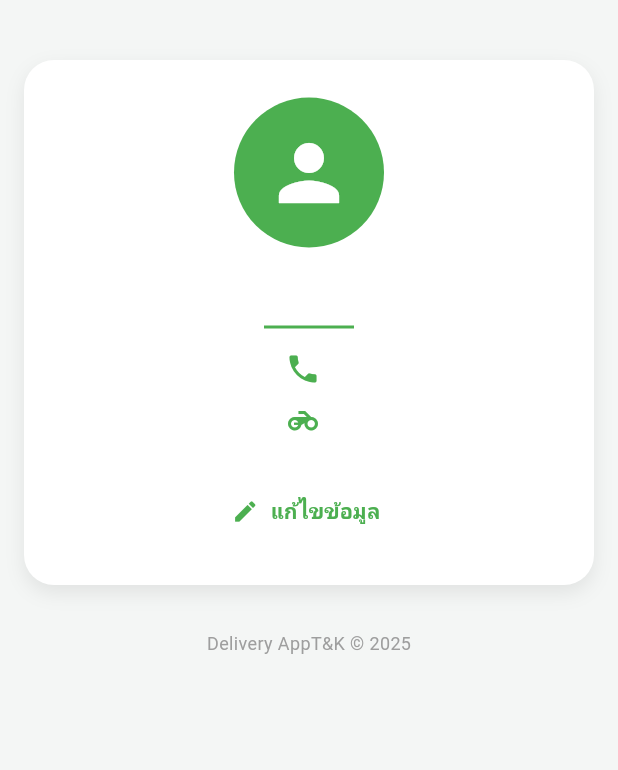
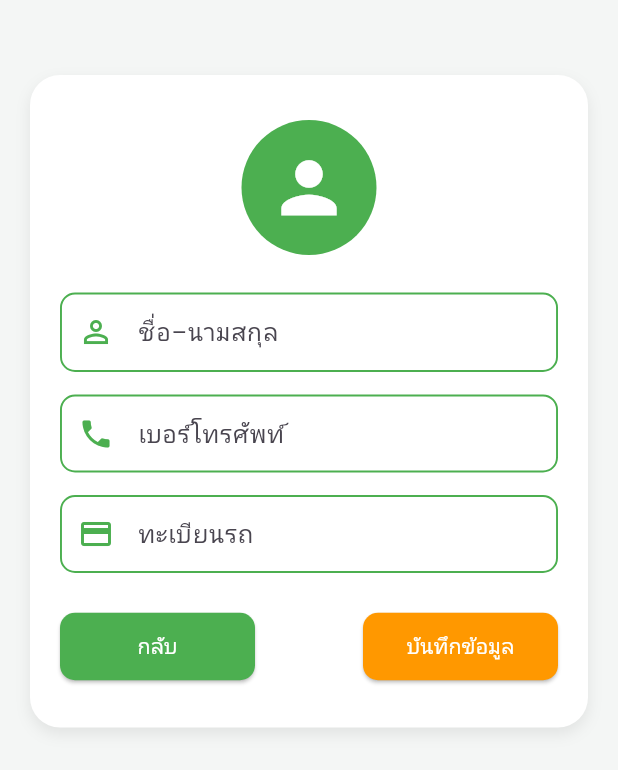
Before and after one commit to Chakhieyw/delivery_frontend, a Flutter app: the RiderProfilePage screen opened directly, after a tap on "แก้ไขข้อมูล", on a phone screen of 412 x 824 dp. Shown: the top 770 px of the screen. Run offline on Flutter 3.47's test engine with Material 3 defaults, Android fonts, the phone set to English and light mode, and no system bars; our stand-ins replace cloud_firestore, firebase_auth, firebase_core, firebase_storage, flutter_map, geolocator and 2 more; accounts and stored records are empty.

Commit message:
profile_rider

```diff
--- /dev/null
+++ b/lib/page/edit_profile_rider.dart
@@ -0,0 +1,235 @@
+import 'package:flutter/material.dart';
+import 'package:cloud_firestore/cloud_firestore.dart';
+import 'package:firebase_auth/firebase_auth.dart';
+
+class EditProfileRiderPage extends StatefulWidget {
+  const EditProfileRiderPage({super.key});
+
+  @override
+  State<EditProfileRiderPage> createState() => _EditProfileRiderPageState();
+}
+
+class _EditProfileRiderPageState extends State<EditProfileRiderPage> {
+  final _auth = FirebaseAuth.instance;
+  final _firestore = FirebaseFirestore.instance;
+
+  final _nameController = TextEditingController();
+  final _phoneController = TextEditingController();
+  final _plateController = TextEditingController();
+
+  bool _isLoading = false;
+
+  @override
+  void initState() {
+    super.initState();
+    fetchRiderData();
+  }
+
+  Future<void> fetchRiderData() async {
+    final user = _auth.currentUser;
+    if (user == null) return;
+
+    try {
+      final doc = await _firestore.collection('riders').doc(user.uid).get();
+      if (doc.exists) {
+        _nameController.text = doc['name'] ?? '';
+        _phoneController.text = doc['phone'] ?? '';
+        _plateController.text = doc['plate'] ?? '';
+      }
+    } catch (e) {
+      print("Error loading rider data: $e");
+    }
+  }
+
+  Future<void> saveProfile() async {
+    final user = _auth.currentUser;
+    if (user == null) return;
+
+    if (_nameController.text.isEmpty ||
+        _phoneController.text.isEmpty ||
+        _plateController.text.isEmpty) {
+      ScaffoldMessenger.of(context).showSnackBar(
+        const SnackBar(content: Text("⚠️ กรุณากรอกข้อมูลให้ครบถ้วน")),
+      );
+      return;
+    }
+
+    setState(() => _isLoading = true);
+
+    try {
+      await _firestore.collection('riders').doc(user.uid).update({
+        'name': _nameController.text,
+        'phone': _phoneController.text,
+        'plate': _plateController.text,
+      });
+
+      ScaffoldMessenger.of(context).showSnackBar(
+        const SnackBar(content: Text("✅ บันทึกข้อมูลสำเร็จ")),
+      );
+
+      Navigator.pop(context); // กลับไปหน้าโปรไฟล์
+    } catch (e) {
+      print("Error updating profile: $e");
+      ScaffoldMessenger.of(context).showSnackBar(
+        const SnackBar(content: Text("❌ เกิดข้อผิดพลาดในการบันทึกข้อมูล")),
+      );
+    } finally {
+      setState(() => _isLoading = false);
+    }
+  }
+
+  @override
+  Widget build(BuildContext context) {
+    return Scaffold(
+      backgroundColor: const Color(0xFFF4F6F5),
+      body: SingleChildScrollView(
+        padding: const EdgeInsets.symmetric(vertical: 50, horizontal: 20),
+        child: Center(
+          child: Column(
+            children: [
+              // 🔹 Card หลัก
+              Container(
+                padding:
+                    const EdgeInsets.symmetric(vertical: 30, horizontal: 20),
+                decoration: BoxDecoration(
+                  color: Colors.white,
+                  borderRadius: BorderRadius.circular(20),
+                  boxShadow: [
+                    BoxShadow(
+                      color: Colors.black12.withOpacity(0.08),
+                      blurRadius: 8,
+                      offset: const Offset(0, 4),
+                    ),
+                  ],
+                ),
+                child: Column(
+                  children: [
+                    // รูปโปรไฟล์
+                    CircleAvatar(
+                      radius: 45,
+                      backgroundColor: const Color(0xFF4CAF50),
+                      child: const Icon(Icons.person,
+                          color: Colors.white, size: 55),
+                    ),
+                    const SizedBox(height: 25),
+
+                    // ช่องกรอกชื่อ
+                    TextField(
+                      controller: _nameController,
+                      decoration: InputDecoration(
+                        prefixIcon: const Icon(Icons.person_outline,
+                            color: Colors.green),
+                        hintText: "ชื่อ–นามสกุล",
+                        contentPadding: const EdgeInsets.symmetric(
+                            horizontal: 16, vertical: 14),
+                        enabledBorder: OutlineInputBorder(
+                          borderSide:
+                              const BorderSide(color: Colors.green, width: 1.3),
+                          borderRadius: BorderRadius.circular(10),
+                        ),
+                        focusedBorder: OutlineInputBorder(
+                          borderSide:
+                              const BorderSide(color: Colors.green, width: 1.5),
+                          borderRadius: BorderRadius.circular(10),
+                        ),
+                      ),
+                    ),
+                    const SizedBox(height: 15),
+
+                    // ช่องกรอกเบอร์โทรศัพท์
+                    TextField(
+                      controller: _phoneController,
+                      keyboardType: TextInputType.phone,
+                      decoration: InputDecoration(
+                        prefixIcon:
+                            const Icon(Icons.phone, color: Colors.green),
+                        hintText: "เบอร์โทรศัพท์",
+                        contentPadding: const EdgeInsets.symmetric(
+                            horizontal: 16, vertical: 14),
+                        enabledBorder: OutlineInputBorder(
+                          borderSide:
+                              const BorderSide(color: Colors.green, width: 1.3),
+                          borderRadius: BorderRadius.circular(10),
+                        ),
+                        focusedBorder: OutlineInputBorder(
+                          borderSide:
+                              const BorderSide(color: Colors.green, width: 1.5),
+                          borderRadius: BorderRadius.circular(10),
+                        ),
+                      ),
+                    ),
+                    const SizedBox(height: 15),
+
+                    // ช่องกรอกทะเบียนรถ
+                    TextField(
+                      controller: _plateController,
+                      decoration: InputDecoration(
+                        prefixIcon:
+                            const Icon(Icons.credit_card, color: Colors.green),
+                        hintText: "ทะเบียนรถ",
+                        contentPadding: const EdgeInsets.symmetric(
+                            horizontal: 16, vertical: 14),
+                        enabledBorder: OutlineInputBorder(
+                          borderSide:
+                              const BorderSide(color: Colors.green, width: 1.3),
+                          borderRadius: BorderRadius.circular(10),
+                        ),
+                        focusedBorder: OutlineInputBorder(
+                          borderSide:
+                              const BorderSide(color: Colors.green, width: 1.5),
+                          borderRadius: BorderRadius.circular(10),
+                        ),
+                      ),
+                    ),
+                    const SizedBox(height: 25),
+
+                    // 🔹 ปุ่มกลับและบันทึก
+                    Row(
+                      mainAxisAlignment: MainAxisAlignment.spaceBetween,
+                      children: [
+                        // ปุ่มกลับ
+                        ElevatedButton(
+                          onPressed: () => Navigator.pop(context),
+                          style: ElevatedButton.styleFrom(
+                            backgroundColor: Colors.green,
+                            minimumSize: const Size(130, 45),
+                            shape: RoundedRectangleBorder(
+                              borderRadius: BorderRadius.circular(10),
+                            ),
+                          ),
+                          child: const Text("กลับ",
+                              style: TextStyle(color: Colors.white)),
+                        ),
+
+                        // ปุ่มบันทึกข้อมูล
+                        ElevatedButton(
+                          onPressed: _isLoading ? null : saveProfile,
+                          style: ElevatedButton.styleFrom(
+                            backgroundColor: Colors.orange,
+                            minimumSize: const Size(130, 45),
+                            shape: RoundedRectangleBorder(
+                              borderRadius: BorderRadius.circular(10),
+                            ),
+                          ),
+                          child: _isLoading
+                              ? const SizedBox(
+                                  width: 20,
+                                  height: 20,
+                                  child: CircularProgressIndicator(
+                                      strokeWidth: 2, color: Colors.white),
+                                )
+                              : const Text("บันทึกข้อมูล",
+                                  style: TextStyle(color: Colors.white)),
+                        ),
+                      ],
+                    ),
+                  ],
+                ),
+              ),
+            ],
+          ),
+        ),
+      ),
+    );
+  }
+}
--- a/lib/page/profile_rider.dart
+++ b/lib/page/profile_rider.dart
@@ -1,3 +1,4 @@
+import 'package:delivery_frontend/page/edit_profile_rider.dart';
 import 'package:flutter/material.dart';
 import 'package:cloud_firestore/cloud_firestore.dart';
 import 'package:firebase_auth/firebase_auth.dart';
@@ -131,7 +132,11 @@ class _RiderProfilePageState extends State<RiderProfilePage> {
                     // 🔹 ปุ่มแก้ไขข้อมูล
                     TextButton.icon(
                       onPressed: () {
-                        // TODO: ไปหน้าแก้ไขโปรไฟล์
+                        Navigator.push(
+                          context,
+                          MaterialPageRoute(
+                              builder: (_) => const EditProfileRiderPage()),
+                        );
                       },
                       icon: const Icon(Icons.edit, color: Colors.green),
                       label: const Text(
```
